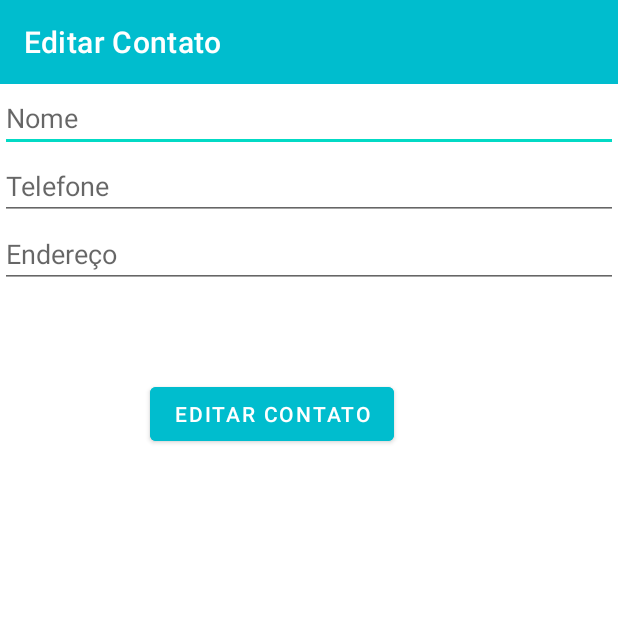
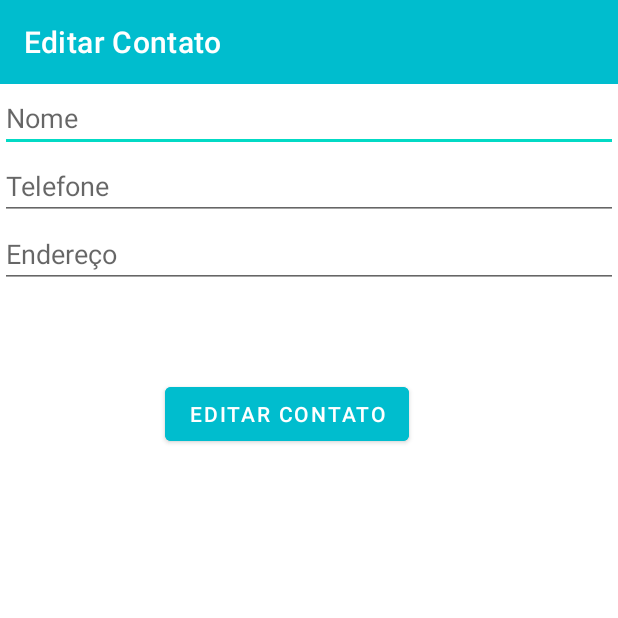
Before and after one commit to LuizFelip123/ProgramacaoAndroid, an Android app: the ContatoEditarActivity screen opened directly, with no data from a screen before it, on a phone screen of 412 x 824 dp, the top half of it. Run offline under Robolectric (Android 15) with nearby library versions, the phone set to English and light mode, and no system bars.

Commit message:
Start commit!

```diff
--- a/app/src/main/res/layout/activity_editar_contato.xml
+++ b/app/src/main/res/layout/activity_editar_contato.xml
@@ -33,12 +33,12 @@
         android:inputType="text"/>
 
     <Button
+        android:id="@+id/btn_atualizar"
         android:layout_width="wrap_content"
         android:layout_height="wrap_content"
-        android:id="@+id/btn_atualizar"
+        android:layout_marginLeft="110dp"
         android:layout_marginTop="60dp"
-        android:layout_marginLeft="100dp"
+        android:backgroundTint="@color/blue"
         android:text="@string/editar_contato"
-        android:textColor="@color/white"
-        android:backgroundTint="@color/blue"/>
+        android:textColor="@color/white" />
 </LinearLayout>
```
